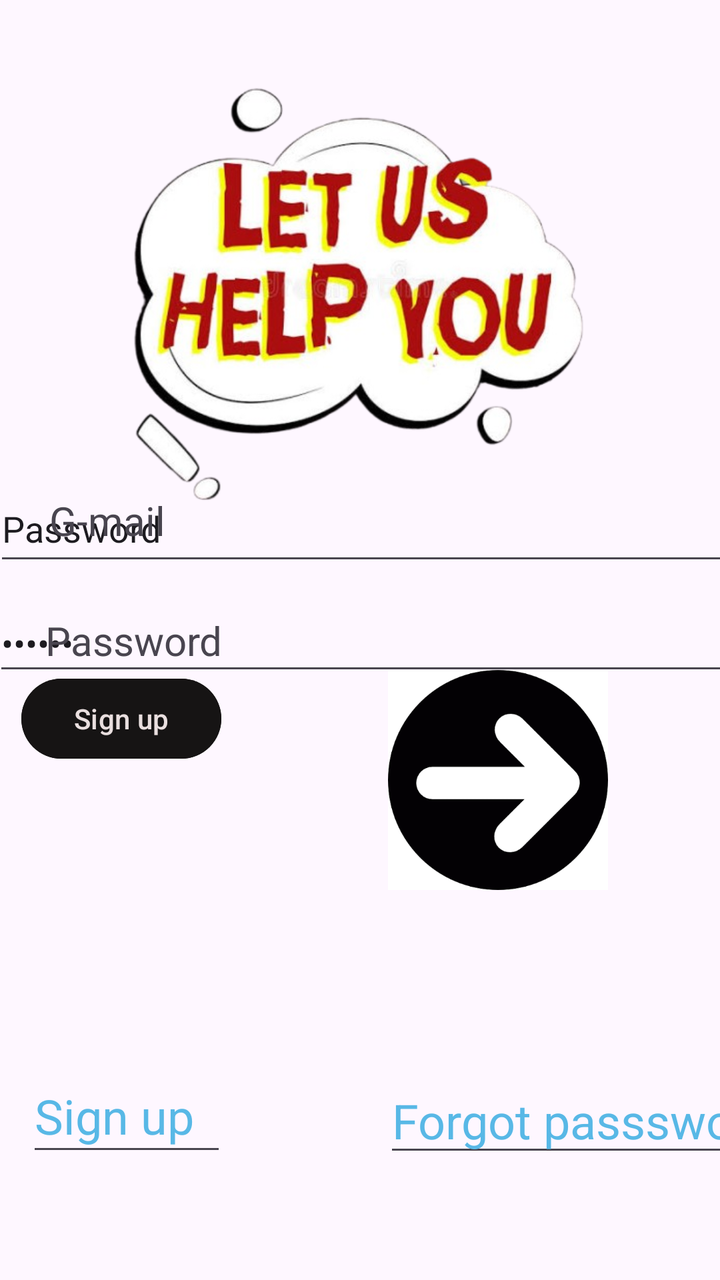
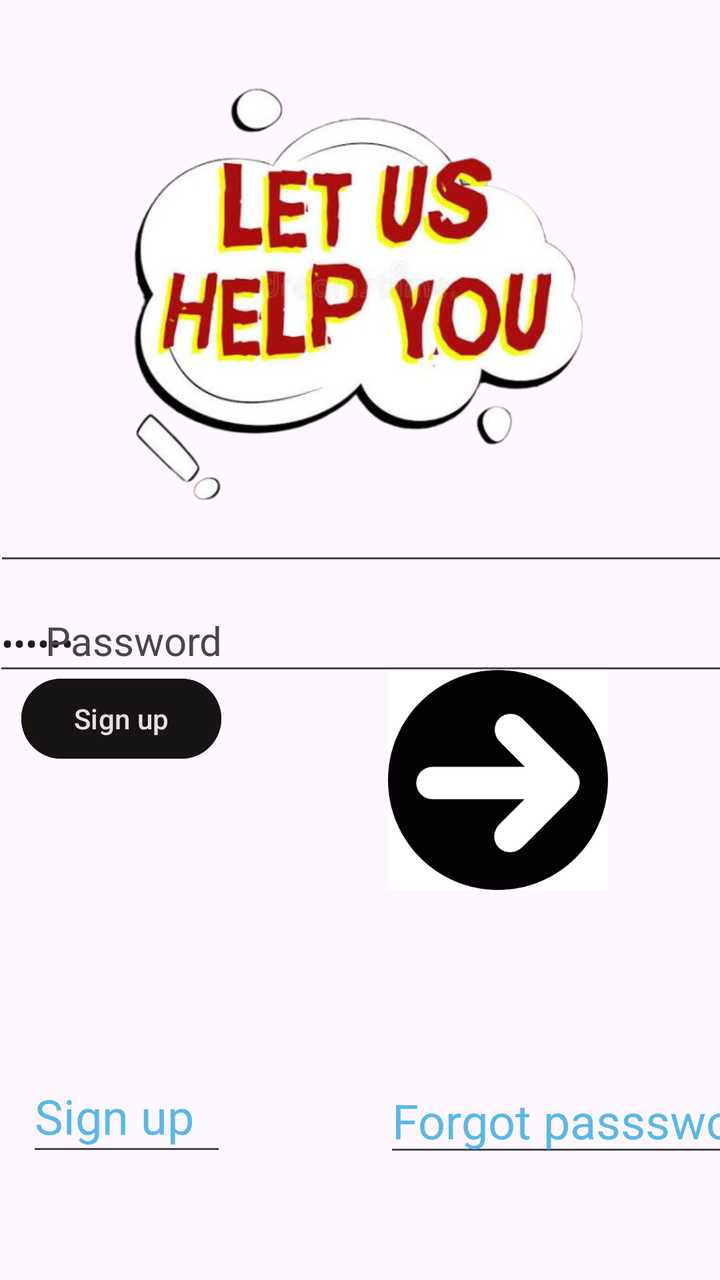

Compare the two renders of this Android layout. The source of the first and the diff that turns it into the second are given below.
<!-- AndroidManifest.xml: application theme Theme.MyApplication -->
<!-- res/layout/activity_login.xml -->
<?xml version="1.0" encoding="utf-8"?>
<androidx.constraintlayout.widget.ConstraintLayout xmlns:android="http://schemas.android.com/apk/res/android"
    xmlns:app="http://schemas.android.com/apk/res-auto"
    xmlns:tools="http://schemas.android.com/tools"
    android:id="@+id/main"
    android:layout_width="match_parent"
    android:layout_height="match_parent"
    android:backgroundTintMode="add"
    android:visibility="visible"
    tools:context=".Login"
    tools:visibility="visible">

    <EditText
        android:id="@+id/editTextText"
        android:layout_width="100dp"
        android:layout_height="53dp"
        android:ems="10"
        android:inputType="text"
        android:text="Sign up"
        android:textColor="#58b8E6"
        android:textSize="24dp"
        app:layout_constraintBottom_toBottomOf="parent"
        app:layout_constraintEnd_toEndOf="parent"
        app:layout_constraintHorizontal_bias="0.051"
        app:layout_constraintStart_toStartOf="parent"
        app:layout_constraintTop_toTopOf="parent"
        app:layout_constraintVertical_bias="0.903" />

    <EditText
        android:id="@+id/editTextText2"
        android:layout_width="200dp"
        android:layout_height="49dp"
        android:layout_marginStart="192dp"
        android:ems="10"
        android:inputType="text"
        android:text="Forgot passsword"
        android:textColor="#58B8E6"
        android:textSize="24sp"
        app:layout_constraintBottom_toBottomOf="parent"
        app:layout_constraintStart_toStartOf="parent"
        app:layout_constraintTop_toTopOf="parent"
        app:layout_constraintVertical_bias="0.904" />

    <EditText
        android:id="@+id/editTextTextPassword"
        android:text="G-mail"
        android:layout_width="369dp"
        android:layout_height="45dp"
        android:ems="10"
        android:inputType="text|textPassword"
        app:layout_constraintBottom_toBottomOf="parent"
        app:layout_constraintEnd_toEndOf="parent"
        app:layout_constraintHorizontal_bias="0.412"
        app:layout_constraintStart_toStartOf="parent"
        app:layout_constraintTop_toTopOf="parent" />

    <TextView
        android:id="@+id/textView6"
        android:layout_width="wrap_content"
        android:layout_height="wrap_content"
        android:text="Password"
        android:textSize="20sp"
        app:layout_constraintBottom_toBottomOf="parent"
        app:layout_constraintEnd_toEndOf="parent"
        app:layout_constraintHorizontal_bias="0.083"
        app:layout_constraintStart_toStartOf="parent"
        app:layout_constraintTop_toTopOf="parent" />

    <EditText
        android:id="@+id/editTextTextEmailAddress2"
        android:layout_width="368dp"
        android:layout_height="50dp"
        android:ems="10"
        android:inputType="textEmailAddress"
        android:text="Password"
        app:layout_constraintBottom_toBottomOf="parent"
        app:layout_constraintEnd_toEndOf="parent"
        app:layout_constraintHorizontal_bias="0.418"
        app:layout_constraintStart_toStartOf="parent"
        app:layout_constraintTop_toTopOf="parent"
        app:layout_constraintVertical_bias="0.403" />

    <TextView
        android:id="@+id/textView8"
        android:layout_width="78dp"
        android:layout_height="34dp"
        android:text="G-mail"
        android:textSize="20sp"
        app:layout_constraintBottom_toBottomOf="parent"
        app:layout_constraintEnd_toEndOf="parent"
        app:layout_constraintHorizontal_bias="0.087"
        app:layout_constraintStart_toStartOf="parent"
        app:layout_constraintTop_toTopOf="parent"
        app:layout_constraintVertical_bias="0.407" />

    <ImageView
        android:id="@+id/imageView13"
        android:layout_width="170dp"
        android:layout_height="110dp"
        app:layout_constraintBottom_toBottomOf="parent"
        app:layout_constraintEnd_toEndOf="parent"
        app:layout_constraintHorizontal_bias="0.863"
        app:layout_constraintStart_toStartOf="parent"
        app:layout_constraintTop_toTopOf="parent"
        app:layout_constraintVertical_bias="0.632"
        app:srcCompat="@drawable/images__5_" />



    <ImageView
        android:layout_height="259dp"
        android:id="@+id/imageView15"
        android:layout_width="286dp"
        app:layout_constraintBottom_toBottomOf="@+id/editTextTextPassword"
         app:layout_constraintEnd_toEndOf="parent"
       app:layout_constraintHorizontal_bias="0.496"
        app:layout_constraintStart_toStartOf="parent"
        app:layout_constraintTop_toTopOf="parent"
        app:layout_constraintVertical_bias="0.119"
        app:srcCompat="@drawable/images_removebg_preview" />

    <Button
        android:id="@+id/button"
        android:layout_width="100dp"
        android:layout_height="48dp"
        android:backgroundTint="#161414"
        android:text="Sign up"
         android:textColor="#E9DFDF"
       app:layout_constraintBottom_toTopOf="@+id/editTextText"
        app:layout_constraintEnd_toStartOf="@+id/imageView13"
        app:layout_constraintHorizontal_bias="0.166"
        app:layout_constraintStart_toStartOf="parent"
        app:layout_constraintTop_toTopOf="parent"
        app:layout_constraintVertical_bias="0.696" />

</androidx.constraintlayout.widget.ConstraintLayout>
<!-- resources referenced by this layout -->
<resources>
  <!-- drawable images__5_: png bitmap (drawable, 7334 bytes) -->
  <!-- drawable images_removebg_preview: png bitmap (drawable, 208215 bytes) -->
  <style name="Theme.MyApplication" parent="Base.Theme.MyApplication" />
  <style name="Base.Theme.MyApplication" parent="Theme.Material3.DayNight.NoActionBar">
          
          
      </style>
</resources>

<!-- the commit's change to res/layout/activity_login.xml (unified diff, before → after) -->
@@ -72,7 +72,6 @@
         android:layout_height="50dp"
         android:ems="10"
         android:inputType="textEmailAddress"
-        android:text="Password"
         app:layout_constraintBottom_toBottomOf="parent"
         app:layout_constraintEnd_toEndOf="parent"
         app:layout_constraintHorizontal_bias="0.418"
@@ -84,7 +83,6 @@
         android:id="@+id/textView8"
         android:layout_width="78dp"
         android:layout_height="34dp"
-        android:text="G-mail"
         android:textSize="20sp"
         app:layout_constraintBottom_toBottomOf="parent"
         app:layout_constraintEnd_toEndOf="parent"
